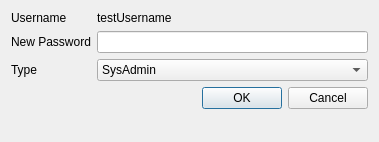
Above: src/edituserdialog.ui from murrple-1/BedChaser before the change. Below: the same form after it.
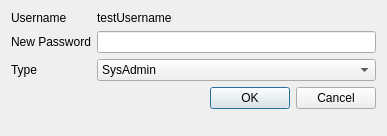
That is the form after the change.

Commit message: Fixing the naming on the UI forms.

Diff of the .ui file:
```diff
--- a/src/edituserdialog.ui
+++ b/src/edituserdialog.ui
@@ -6,19 +6,14 @@
    <rect>
     <x>0</x>
     <y>0</y>
-    <width>379</width>
-    <height>142</height>
+    <width>387</width>
+    <height>136</height>
    </rect>
   </property>
   <property name="windowTitle">
    <string>Dialog</string>
   </property>
-  <layout class="QVBoxLayout" name="verticalLayout">
-   <item>
     <layout class="QFormLayout" name="formLayout">
-     <property name="fieldGrowthPolicy">
-      <enum>QFormLayout::AllNonFixedFieldsGrow</enum>
-     </property>
      <item row="0" column="0">
       <widget class="QLabel" name="nameLabel">
        <property name="text">
@@ -82,8 +77,6 @@
         <set>QDialogButtonBox::Cancel|QDialogButtonBox::Ok</set>
        </property>
       </widget>
-     </item>
-    </layout>
    </item>
   </layout>
  </widget>
```
Left out of the diff: 10 changed lines with no effect on the pictures. Lines whose indentation alone changed are shown as unchanged. The commit also changes 10 other files.
